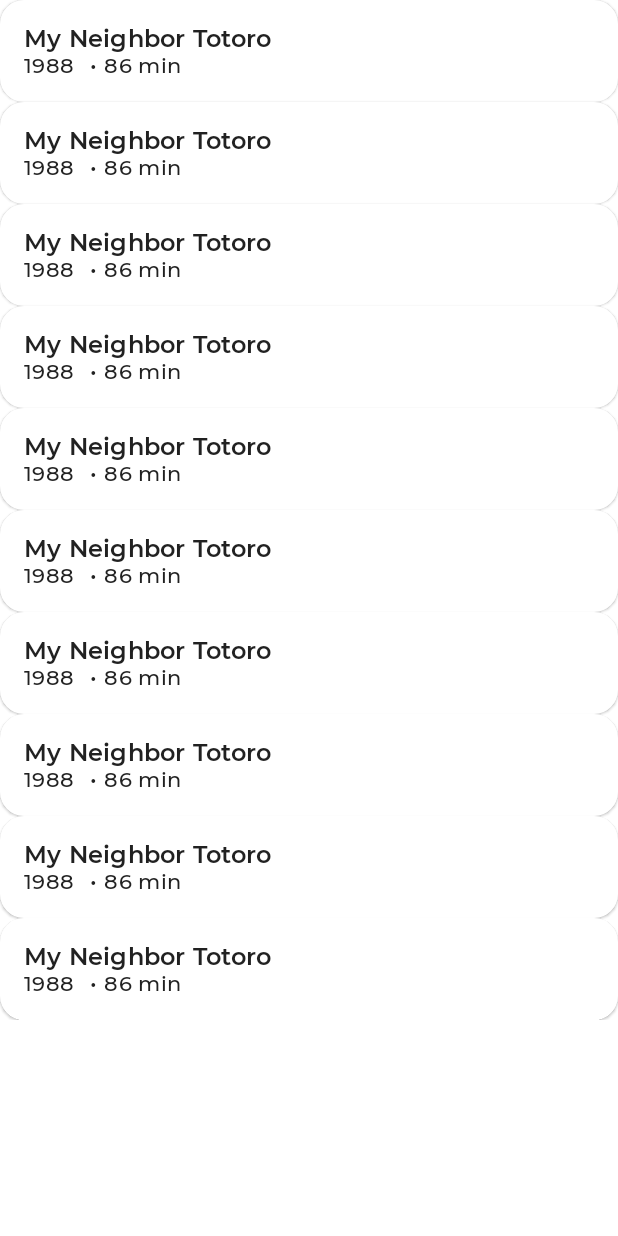
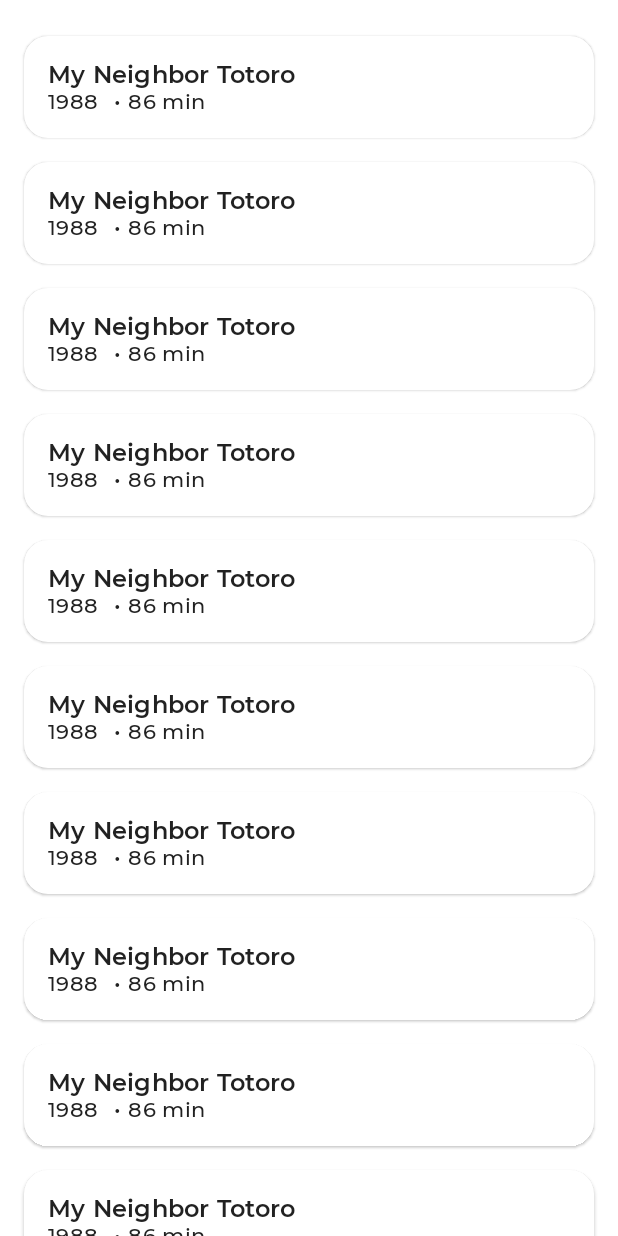
Before and after one commit to wiryadev/Ghiblipedia, an Android app built with Jetpack Compose: the composable FilmsPlaceholder shown on its own in the app's theme, on a phone screen of 412 x 824 dp. Run offline under Robolectric (Android 15) with nearby library versions, the phone set to English and light mode, and no system bars; libraries missing offline, so code that uses them is left out: com.google.accompanist.placeholder; pictures from the network do not load; 6 statements that could not run were skipped.

```diff
--- a/app/build.gradle
+++ b/app/build.gradle
@@ -1,6 +1,7 @@
 plugins {
     id 'com.android.application'
     id 'org.jetbrains.kotlin.android'
+    id 'kotlin-kapt'
 }
 
 android {
@@ -69,8 +70,10 @@ dependencies {
 
     // Networking
     implementation "com.squareup.retrofit2:retrofit:2.9.0"
+    implementation "com.squareup.okhttp3:logging-interceptor:4.9.3"
     implementation 'com.squareup.retrofit2:converter-moshi:2.9.0'
-    implementation "com.squareup.okhttp3:logging-interceptor:4.9.3"
+    implementation "com.squareup.moshi:moshi:1.13.0"
+    kapt "com.squareup.moshi:moshi-kotlin-codegen:1.13.0"
 
     // Koin
     implementation "io.insert-koin:koin-android:$koin_version"
--- a/app/src/main/java/com/wiryadev/ghiblipedia/data/remote/GhibliService.kt
+++ b/app/src/main/java/com/wiryadev/ghiblipedia/data/remote/GhibliService.kt
@@ -1,14 +1,13 @@
 package com.wiryadev.ghiblipedia.data.remote
 
 import com.wiryadev.ghiblipedia.model.Film
-import com.wiryadev.ghiblipedia.model.Films
 import retrofit2.http.GET
 import retrofit2.http.Path
 
 interface GhibliService {
 
     @GET("films")
-    suspend fun getFilms(): Films
+    suspend fun getFilms(): List<Film>
 
     @GET("films/{id}")
     suspend fun getFilmDetail(@Path("id") filmId: String): Film
--- a/app/src/main/java/com/wiryadev/ghiblipedia/di/NetworkModule.kt
+++ b/app/src/main/java/com/wiryadev/ghiblipedia/di/NetworkModule.kt
@@ -32,7 +32,6 @@ val networkModule = module {
         val retrofit = Retrofit.Builder()
             .baseUrl("https://ghibliapi.herokuapp.com/")
             .addConverterFactory(MoshiConverterFactory.create(get()))
-            .client(get())
             .build()
         retrofit.create(GhibliService::class.java)
     }
--- a/app/src/main/java/com/wiryadev/ghiblipedia/model/Films.kt
+++ /dev/null
@@ -1,3 +0,0 @@
-package com.wiryadev.ghiblipedia.model
-
-class Films : ArrayList<Film>()
--- a/app/src/main/java/com/wiryadev/ghiblipedia/ui/films/FilmsScreen.kt
+++ b/app/src/main/java/com/wiryadev/ghiblipedia/ui/films/FilmsScreen.kt
@@ -2,6 +2,7 @@ package com.wiryadev.ghiblipedia.ui.films
 
 import android.util.Log
 import androidx.compose.foundation.layout.Box
+import androidx.compose.foundation.layout.PaddingValues
 import androidx.compose.foundation.layout.fillMaxSize
 import androidx.compose.foundation.layout.padding
 import androidx.compose.foundation.lazy.LazyColumn
@@ -14,6 +15,7 @@ import androidx.compose.runtime.Composable
 import androidx.compose.ui.Modifier
 import androidx.compose.ui.res.stringResource
 import androidx.compose.ui.text.style.TextAlign
+import androidx.compose.ui.unit.dp
 import com.wiryadev.ghiblipedia.R
 import com.wiryadev.ghiblipedia.model.Film
 import com.wiryadev.ghiblipedia.utils.dummyFilm
@@ -26,7 +28,6 @@ fun FilmsScreen(
     onRefreshClicked: () -> Unit,
     modifier: Modifier = Modifier,
 ) {
-    Log.d("UiState", "FilmsScreen: $uiState")
     Scaffold(scaffoldState = scaffoldState, modifier = modifier) { innerPadding ->
         val contentPadding = Modifier.padding(innerPadding)
         LoadingContent(
@@ -77,9 +78,14 @@ private fun LoadingContent(
 
 @Composable
 fun FilmsPlaceholder() {
-    LazyColumn {
+    LazyColumn(contentPadding = PaddingValues(all = 16.dp)) {
         items(10) {
-            FilmCard(film = dummyFilm, isLoading = true, navigateToDetail = {})
+            FilmCard(
+                film = dummyFilm,
+                isLoading = true,
+                navigateToDetail = {},
+                modifier = Modifier.padding(vertical = 8.dp),
+            )
         }
     }
 }
@@ -90,7 +96,9 @@ fun FilmList(
     isLoading: Boolean,
     navigateToArticle: (String) -> Unit,
 ) {
-    LazyColumn {
+    LazyColumn(
+        contentPadding = PaddingValues(all = 16.dp)
+    ) {
         items(
             items = films,
             key = { film -> film.id },
@@ -99,6 +107,7 @@ fun FilmList(
                 film = film,
                 isLoading = isLoading,
                 navigateToDetail = navigateToArticle,
+                modifier = Modifier.padding(vertical = 8.dp),
             )
         }
     }
```
